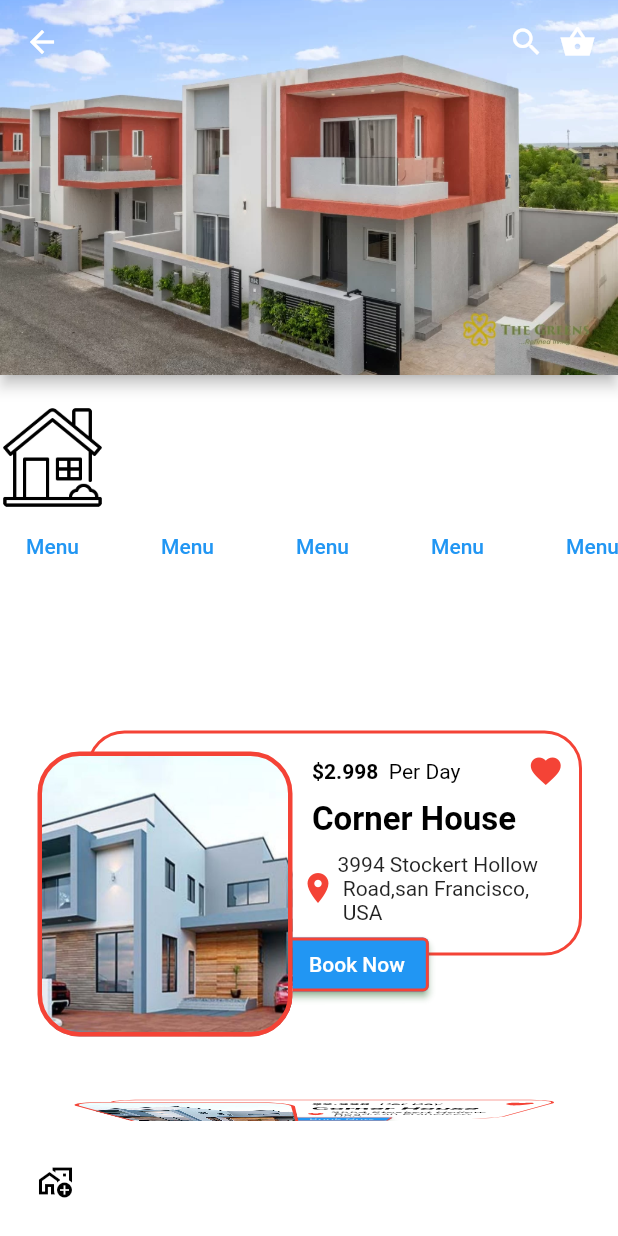
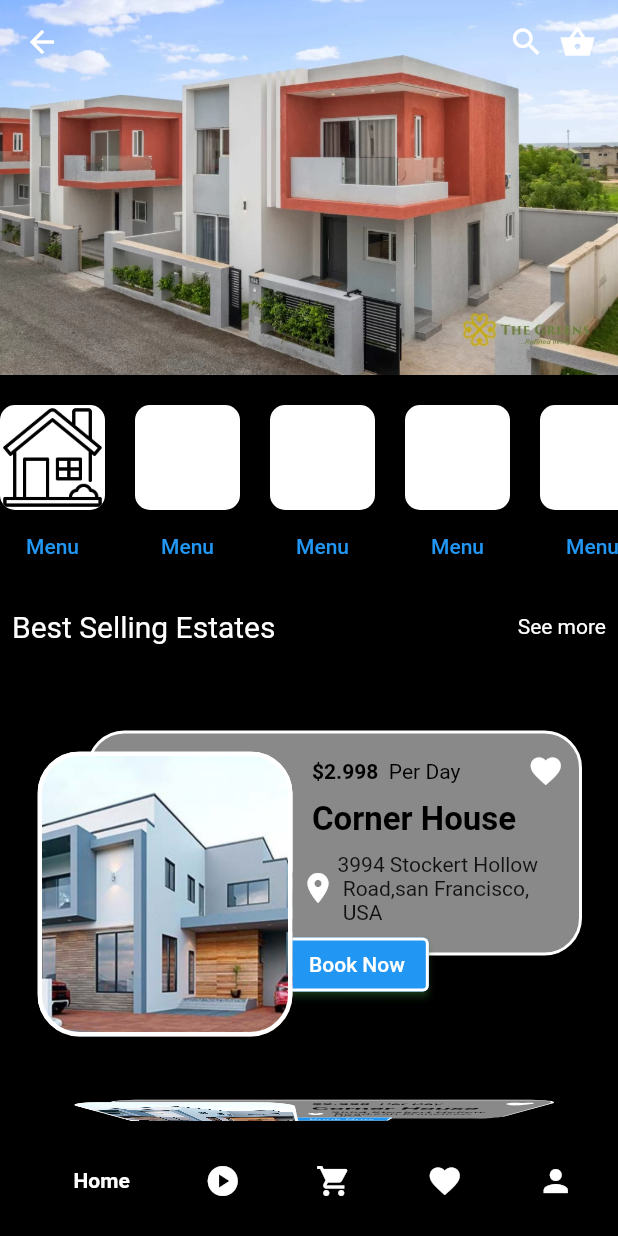
Before and after one commit to OscarNii/landlords, a Flutter app: the Next screen opened directly, on a phone screen of 412 x 824 dp. Run offline on Flutter 3.47's test engine with Material 2 defaults, Android fonts, the phone set to English and light mode, and no system bars; drawn by our look-alikes of google_nav_bar; our stand-ins replace device_preview, sign_in_button.

Commit message:
i know there will be serious bugs

```diff
--- a/lib/Next/next.dart
+++ b/lib/Next/next.dart
@@ -1,4 +1,3 @@
-// ignore_for_file: prefer_const_constructors, prefer_const_literals_to_create_immutables
 
 import 'dart:ui';
 
@@ -15,10 +14,12 @@ class Next extends StatelessWidget {
   @override
   Widget build(BuildContext context) {
     return Scaffold(
-      backgroundColor: Colors.transparent,
+      extendBodyBehindAppBar: false,
+      backgroundColor: Colors.black,
       body: CustomScrollView(
         slivers: [
           SliverAppBar(
+            backgroundColor: Colors.transparent,
             pinned: true,
             actions: [
               Icon(Icons.search),
--- a/lib/roomlist/list.dart
+++ b/lib/roomlist/list.dart
@@ -20,10 +20,10 @@ class List1 extends StatelessWidget {
               decoration: BoxDecoration(
                   border: Border.all(
                     width: 2,
-                    color: Colors.red,
+                    color: Colors.white,
                   ),
                   borderRadius: BorderRadius.circular(25),
-                  color: Colors.white),
+                  color: Color.fromARGB(137, 255, 255, 255)),
             ),
           ),
           Positioned(
@@ -54,7 +54,7 @@ class List1 extends StatelessWidget {
                     ),
                     Icon(
                       Icons.favorite,
-                      color: Colors.red,
+                      color: Colors.white,
                     )
                   ],
                 ),
@@ -77,7 +77,7 @@ class List1 extends StatelessWidget {
                   children: [
                     Icon(
                       Icons.location_on,
-                      color: Colors.red,
+                      color: Colors.white,
                     ),
                     SizedBox(width: 1),
                     Text(
@@ -96,7 +96,7 @@ class List1 extends StatelessWidget {
                 style: ElevatedButton.styleFrom(
                     foregroundColor: Colors.white,
                     shadowColor: Colors.green,
-                    side: BorderSide(color: Colors.red, width: 2)),
+                    side: BorderSide(color: Colors.white, width: 2)),
                 child: Text("Book Now")),
           ),
           Positioned(
@@ -108,7 +108,7 @@ class List1 extends StatelessWidget {
               decoration: BoxDecoration(
                 borderRadius: BorderRadius.circular(28),
                 color: Colors.white,
-                border: Border.all(width: 3, color: Colors.red),
+                border: Border.all(width: 3, color: Colors.white),
                 image: DecorationImage(
                     image: AssetImage("assets/house1.jpeg"), fit: BoxFit.cover),
               ),
--- a/pubspec.yaml
+++ b/pubspec.yaml
@@ -38,6 +38,8 @@ dependencies:
   animate_do: ^3.0.2
   sign_in_button: ^3.2.0
   google_nav_bar: ^5.0.6
+  material_color_utilities: ^0.2.0
+  device_preview: ^1.1.0
 
 dev_dependencies:
   flutter_test:
```
Also changed, not shown: lib/main.dart (+10 -2 lines), pubspec.lock, 7 other files.
